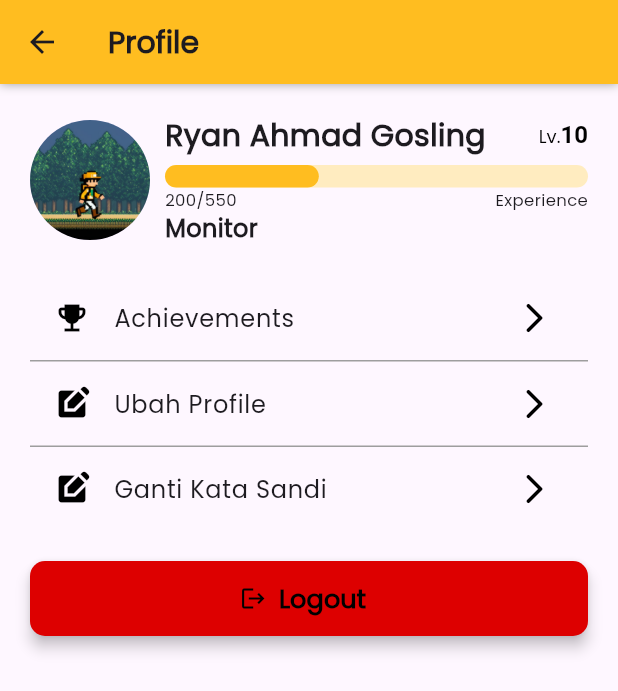
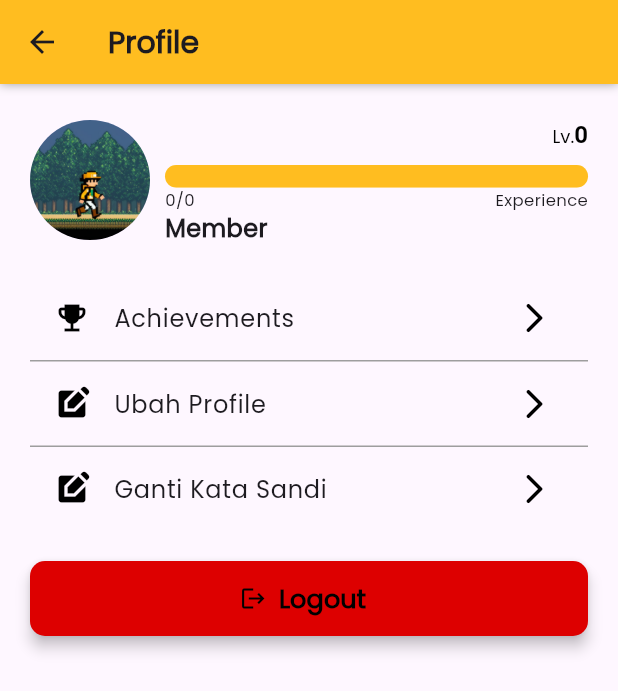
Before and after one commit to hlmnn/employee-monitoring-app, a Flutter app: the MonitorProfilePage screen opened directly, on a phone screen of 412 x 824 dp. Shown: the top 691 px of the screen. Run offline on Flutter 3.47's test engine with Material 3 defaults, Android fonts, the light colour scheme and no system bars; our stand-ins replace another_flushbar, dropdown_button2, equatable, flutter_bloc, flutter_dotenv, supabase_flutter; accounts and stored records are empty.

Commit message:
feat: added fetching profile from db

```diff
--- a/lib/ui/screen/monitor/profile/monitor_profile_page.dart
+++ b/lib/ui/screen/monitor/profile/monitor_profile_page.dart
@@ -1,9 +1,13 @@
+import 'package:employee_monitoring_app/choose_login_as_page.dart';
 import 'package:employee_monitoring_app/component/em_button/em_button.dart';
-import 'package:employee_monitoring_app/ui/screen/login/login_page.dart';
+import 'package:employee_monitoring_app/component/em_circular_loading.dart';
+import 'package:employee_monitoring_app/data/data_state.dart';
+import 'package:employee_monitoring_app/ui/cubit/profile_cubit.dart';
 import 'package:employee_monitoring_app/ui/screen/setting/achievement_page.dart';
 import 'package:employee_monitoring_app/ui/screen/setting/change_password_page.dart';
 import 'package:employee_monitoring_app/ui/screen/setting/edit_profile_page.dart';
 import 'package:flutter/material.dart';
+import 'package:flutter_bloc/flutter_bloc.dart';
 
 class MonitorProfilePage extends StatefulWidget {
   const MonitorProfilePage({super.key, required this.title});
@@ -15,22 +19,9 @@ class MonitorProfilePage extends StatefulWidget {
 }
 
 class _MonitorProfilePageState extends State<MonitorProfilePage> {
-  int level = 1;
-  int currentTotalExp = 2900; // example starting experience (level 7)
-  static const int baseMaxExp = 100;
-  int maxExp = baseMaxExp;
-
-  void calculateExp() {
-    while (currentTotalExp >= maxExp) {
-      currentTotalExp -= maxExp; // subtract maxExp from currentExp
-      level++; // increase the level
-      maxExp = baseMaxExp + (level - 1) * 50; // recalculate maxExp
-    }
-  }
-
   @override
   Widget build(BuildContext context) {
-    calculateExp();
+    context.read<ProfileCubit>().getCurrentUser();
 
     return Scaffold(
       appBar: PreferredSize(
@@ -55,7 +46,39 @@ class _MonitorProfilePageState extends State<MonitorProfilePage> {
           ),
         ),
       ),
-      body: SingleChildScrollView(
+      body: BlocBuilder<ProfileCubit, DataState>(
+        builder: (context, state) {
+          String name = '';
+          String role = '';
+          int level = 0;
+          int currentExp = 0;
+          int maxExp = 0;
+
+          if (state is LoadingState) {
+            return const Center(
+              child: EmCircularLoading(size: 30, color: Color(0xffFFBD20))
+            );
+          } else if (state is SuccessState) {
+            if (state.data is bool) {
+              context.read<ProfileCubit>().resetState();
+              Future.delayed(Duration.zero, () {
+                Navigator.of(context).pushAndRemoveUntil(
+                    MaterialPageRoute(
+                      builder: (context) =>
+                      const ChooseLoginAsPage(title: 'Choose Login Page'),
+                    ), (Route<dynamic> route) => false);
+              });
+            } else {
+              name = state.data.userMetadata['name'];
+              level = state.data.userMetadata['level'];
+              currentExp = state.data.userMetadata['current_exp'];
+              maxExp = state.data.userMetadata['max_exp'];
+              state.data.userMetadata['is_monitor'] == true ? role = 'Monitor' : role = 'Member';
+
+              // context.read<ProfileCubit>().calculateExp(int.parse(maxExp), int.parse(currentExp), int.parse(maxExp));
+            }
+          }
+          return SingleChildScrollView(
             scrollDirection: Axis.vertical,
             padding: const EdgeInsets.only(left: 20, right: 20,top: 20),
             child: Column(
@@ -75,9 +98,9 @@ class _MonitorProfilePageState extends State<MonitorProfilePage> {
                           Row(
                             mainAxisAlignment: MainAxisAlignment.spaceBetween,
                             children: [
-                          const Expanded(
-                            child: Text('Ryan Ahmad Gosling',
-                              style: TextStyle(
+                              Expanded(
+                                child: Text(name,
+                                  style: const TextStyle(
                                     fontSize: 20,
                                     fontWeight: FontWeight.bold,
                                   ),
@@ -114,7 +137,7 @@ class _MonitorProfilePageState extends State<MonitorProfilePage> {
                                     child: SizedBox(
                                       height: 15,
                                       child: LinearProgressIndicator(
-                                    value: currentTotalExp / maxExp,
+                                        value: currentExp / maxExp,
                                         backgroundColor: const Color(0xffffecc0),
                                         color: const Color(0xffFFBD20),
                                         borderRadius: const BorderRadius.all(Radius.circular(10)),
@@ -126,7 +149,7 @@ class _MonitorProfilePageState extends State<MonitorProfilePage> {
                               Row(
                                 mainAxisAlignment: MainAxisAlignment.spaceBetween,
                                 children: [
-                              Text('$currentTotalExp/$maxExp',
+                                  Text('$currentExp/$maxExp',
                                     style: const TextStyle(
                                       fontSize: 11,
                                     ),
@@ -140,8 +163,8 @@ class _MonitorProfilePageState extends State<MonitorProfilePage> {
                               )
                             ],
                           ),
-                      const Text('Monitor',
-                        style: TextStyle(
+                          Text(role,
+                            style: const TextStyle(
                               fontWeight: FontWeight.bold,
                               fontSize: 16,
                             ),
@@ -214,13 +237,7 @@ class _MonitorProfilePageState extends State<MonitorProfilePage> {
                     const SizedBox(height: 20),
                     EmButton.elevated(
                       onPressed: (){
-                    Future.delayed(Duration.zero, () {
-                      Navigator.of(context).pushReplacement(
-                        MaterialPageRoute(
-                          builder: (context) => const LoginPage(title: 'Login'),
-                        )
-                      );
-                    });
+                        context.read<ProfileCubit>().logout();
                       },
                       style: ElevatedButton.styleFrom(
                         elevation: 4,
@@ -239,7 +256,8 @@ class _MonitorProfilePageState extends State<MonitorProfilePage> {
                 ),
               ],
             )
-      ),
+        );
+      }),
     );
   }
 }
```
Also changed, not shown: lib/data/repository/profile_repository.dart (added, +15 -0 lines), lib/ui/cubit/profile_cubit.dart (added, +52 -0 lines). Lines whose indentation alone changed are shown as unchanged.
